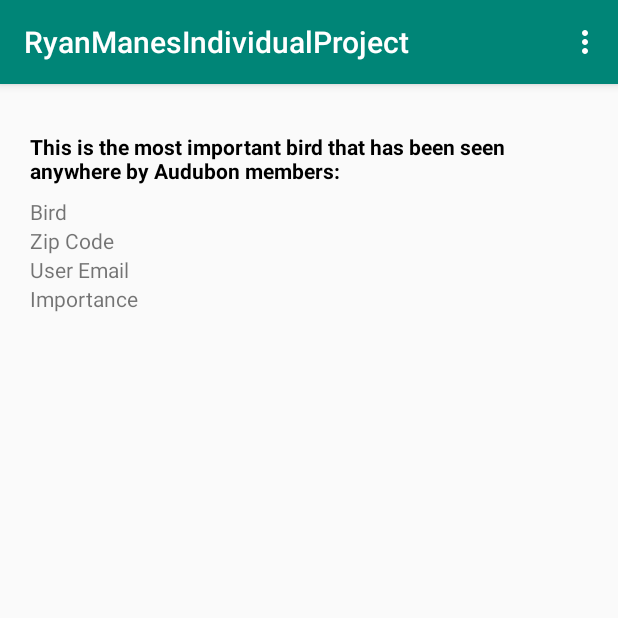
After one commit to rmanesumich/RyanManesIndividualProject, an Android app: the MostImportant screen opened directly, with no data from a screen before it, on a phone screen of 412 x 824 dp, the top half of it. The commit adds this screen. Run offline under Robolectric (Android 15) with nearby library versions, the phone set to English and light mode, and no system bars; our stand-ins replace Firebase (no records; nobody signed in at launch, a user with empty details on screens opened directly).

Commit message:
Added In-Class portion of code -Check if Zip Code is empty in Search Screen -Added MostImportant activity

```diff
--- a/app/src/main/AndroidManifest.xml
+++ b/app/src/main/AndroidManifest.xml
@@ -9,7 +9,8 @@
         android:roundIcon="@mipmap/ic_launcher_round"
         android:supportsRtl="true"
         android:theme="@style/AppTheme">
-        <activity android:name=".Search"></activity>
+        <activity android:name=".MostImportant"></activity>
+        <activity android:name=".Search" />
         <activity android:name=".Report" />
         <activity android:name=".MainActivity">
             <intent-filter>
--- a/app/src/main/java/com/example/ryanmanesindividualproject/MainActivity.java
+++ b/app/src/main/java/com/example/ryanmanesindividualproject/MainActivity.java
@@ -77,7 +77,7 @@ public class MainActivity extends AppCompatActivity implements View.OnClickListe
                             if (task.isSuccessful()) {
                                 // Sign in success, update UI with the signed-in user's information
                                 Toast.makeText(MainActivity.this, "Login Successful", LENGTH_SHORT).show();
-                                openReport();
+                                openMostImportant();
                             } else {
                                 // If sign in fails, display a message to the user.
                                 Toast.makeText(MainActivity.this, "Login Failed", LENGTH_SHORT).show();
@@ -88,8 +88,8 @@ public class MainActivity extends AppCompatActivity implements View.OnClickListe
                     });
         }
     }
-    public void openReport() {
-        Intent intent = new Intent(this, Report.class);
+    public void openMostImportant() {
+        Intent intent = new Intent(this, MostImportant.class);
         startActivity(intent);
     }
 }
--- /dev/null
+++ b/app/src/main/java/com/example/ryanmanesindividualproject/MostImportant.java
@@ -0,0 +1,121 @@
+package com.example.ryanmanesindividualproject;
+
+import androidx.annotation.NonNull;
+import androidx.annotation.Nullable;
+import androidx.appcompat.app.AppCompatActivity;
+
+import android.content.Intent;
+import android.os.Bundle;
+import android.view.Menu;
+import android.view.MenuInflater;
+import android.view.MenuItem;
+import android.widget.TextView;
+import android.widget.Toast;
+
+import com.google.firebase.auth.FirebaseAuth;
+import com.google.firebase.database.ChildEventListener;
+import com.google.firebase.database.DataSnapshot;
+import com.google.firebase.database.DatabaseError;
+import com.google.firebase.database.DatabaseReference;
+import com.google.firebase.database.FirebaseDatabase;
+
+public class MostImportant extends AppCompatActivity {
+
+    TextView textViewImpBird, textViewImpZip, textViewImpUserEmail, textViewImpImportance;
+
+    //Create Firebase authentication variable, which will store instance of currently logged-in user
+    private FirebaseAuth mAuth;
+
+    @Override
+    protected void onCreate(Bundle savedInstanceState) {
+        super.onCreate(savedInstanceState);
+        setContentView(R.layout.activity_most_important);
+
+        textViewImpBird = findViewById(R.id.textViewImpBird);
+        textViewImpZip = findViewById(R.id.textViewImpZip);
+        textViewImpUserEmail = findViewById(R.id.textViewImpUserEmail);
+        textViewImpImportance = findViewById(R.id.textViewImpImportance);
+
+        //Get instance of logged-in user to use for logging out
+        mAuth = FirebaseAuth.getInstance();
+
+        FirebaseDatabase database = FirebaseDatabase.getInstance();
+        final DatabaseReference myRef = database.getReference("Birds");
+
+        //Order ascending by "importance" property and use limitToLast(1) to pull most important bird from Firebase
+        myRef.orderByChild("importance").limitToLast(1).addChildEventListener(new ChildEventListener() {
+            @Override
+            public void onChildAdded(@NonNull DataSnapshot dataSnapshot, @Nullable String s) {
+                //Store most important bird object
+                Bird findBird = dataSnapshot.getValue(Bird.class);
+
+                //Pull properties off of bird object from Firebase
+                String findBirdName = findBird.birdName;
+                String findBirdZip = findBird.zip;
+                String findBirdUserEmail = findBird.email;
+                Integer findBirdImportance = findBird.importance;
+
+                //Update textViews to reflect Firebase values
+                textViewImpBird.setText("Bird: "+findBirdName);
+                textViewImpZip.setText("Zip Code: "+findBirdZip);
+                textViewImpUserEmail.setText("Member Email: "+findBirdUserEmail);
+
+                //Need to convert "Importance" integer to a String so I can concatenate it
+                String stringImportance = String.valueOf(findBirdImportance);
+                textViewImpImportance.setText("Importance Value: "+stringImportance);
+            }
+
+            @Override
+            public void onChildChanged(@NonNull DataSnapshot dataSnapshot, @Nullable String s) {
+
+            }
+
+            @Override
+            public void onChildRemoved(@NonNull DataSnapshot dataSnapshot) {
+
+            }
+
+            @Override
+            public void onChildMoved(@NonNull DataSnapshot dataSnapshot, @Nullable String s) {
+
+            }
+
+            @Override
+            public void onCancelled(@NonNull DatabaseError databaseError) {
+
+            }
+        });
+    }
+
+    @Override
+    public boolean onCreateOptionsMenu(Menu menu) {
+        MenuInflater inflater = getMenuInflater();
+        inflater.inflate(R.menu.mainmenu, menu);
+        return super.onCreateOptionsMenu(menu);
+    }
+
+    @Override
+    public boolean onOptionsItemSelected(@NonNull MenuItem item) {
+
+        if (item.getItemId() == R.id.itemReport) {
+            Intent HomeIntent = new Intent(this, Report.class);
+            startActivity(HomeIntent);
+        } else if (item.getItemId() == R.id.itemSearch){
+            Intent SettingsIntent = new Intent(this, Search.class);
+            startActivity(SettingsIntent);
+        } else if (item.getItemId() == R.id.itemMostImportant){
+            Intent MostImportantIntent = new Intent(this, MostImportant.class);
+            startActivity(MostImportantIntent);
+        } else if (item.getItemId() == R.id.itemLogout){
+            Toast.makeText(this, "Logout", Toast.LENGTH_SHORT).show();
+
+            //Log out current user
+            mAuth.signOut();
+
+            //Redirect to MainActivity, which is the login screen
+            Intent mainIntent = new Intent(this, MainActivity.class);
+            startActivity(mainIntent);
+        }
+        return super.onOptionsItemSelected(item);
+    }
+}
--- a/app/src/main/java/com/example/ryanmanesindividualproject/Report.java
+++ b/app/src/main/java/com/example/ryanmanesindividualproject/Report.java
@@ -55,6 +55,9 @@ public class Report extends AppCompatActivity implements View.OnClickListener {
         } else if (item.getItemId() == R.id.itemSearch){
             Intent SettingsIntent = new Intent(this, Search.class);
             startActivity(SettingsIntent);
+        } else if (item.getItemId() == R.id.itemMostImportant){
+            Intent MostImportantIntent = new Intent(this, MostImportant.class);
+            startActivity(MostImportantIntent);
         } else if (item.getItemId() == R.id.itemLogout){
             Toast.makeText(this, "Logout", Toast.LENGTH_SHORT).show();
             mAuth.signOut();
--- /dev/null
+++ b/app/src/main/res/layout/activity_most_important.xml
@@ -0,0 +1,67 @@
+<?xml version="1.0" encoding="utf-8"?>
+<androidx.constraintlayout.widget.ConstraintLayout xmlns:android="http://schemas.android.com/apk/res/android"
+    xmlns:app="http://schemas.android.com/apk/res-auto"
+    xmlns:tools="http://schemas.android.com/tools"
+    android:layout_width="match_parent"
+    android:layout_height="match_parent"
+    tools:context=".MostImportant">
+
+    <TextView
+        android:id="@+id/textViewImportantTitle"
+        android:layout_width="match_parent"
+        android:layout_height="wrap_content"
+        android:layout_marginTop="32dp"
+        android:paddingHorizontal="20dp"
+        android:text="This is the most important bird that has been seen anywhere by Audubon members:"
+        android:textColor="#000000"
+        android:textStyle="bold"
+        app:layout_constraintEnd_toEndOf="parent"
+        app:layout_constraintHorizontal_bias="0.5"
+        app:layout_constraintStart_toStartOf="parent"
+        app:layout_constraintTop_toTopOf="parent" />
+
+    <TextView
+        android:id="@+id/textViewImpBird"
+        android:layout_width="match_parent"
+        android:layout_height="wrap_content"
+        android:layout_marginTop="8dp"
+        android:paddingHorizontal="20dp"
+        android:text="Bird"
+        app:layout_constraintEnd_toEndOf="parent"
+        app:layout_constraintHorizontal_bias="0.5"
+        app:layout_constraintStart_toStartOf="parent"
+        app:layout_constraintTop_toBottomOf="@+id/textViewImportantTitle" />
+
+    <TextView
+        android:id="@+id/textViewImpZip"
+        android:layout_width="match_parent"
+        android:layout_height="wrap_content"
+        android:paddingHorizontal="20dp"
+        android:text="Zip Code"
+        app:layout_constraintEnd_toEndOf="parent"
+        app:layout_constraintHorizontal_bias="0.5"
+        app:layout_constraintStart_toStartOf="parent"
+        app:layout_constraintTop_toBottomOf="@+id/textViewImpBird" />
+
+    <TextView
+        android:id="@+id/textViewImpUserEmail"
+        android:layout_width="match_parent"
+        android:layout_height="wrap_content"
+        android:paddingHorizontal="20dp"
+        android:text="User Email"
+        app:layout_constraintEnd_toEndOf="parent"
+        app:layout_constraintHorizontal_bias="0.5"
+        app:layout_constraintStart_toStartOf="parent"
+        app:layout_constraintTop_toBottomOf="@+id/textViewImpZip" />
+
+    <TextView
+        android:id="@+id/textViewImpImportance"
+        android:layout_width="match_parent"
+        android:layout_height="wrap_content"
+        android:paddingHorizontal="20dp"
+        android:text="Importance"
+        app:layout_constraintEnd_toEndOf="parent"
+        app:layout_constraintHorizontal_bias="0.5"
+        app:layout_constraintStart_toStartOf="parent"
+        app:layout_constraintTop_toBottomOf="@+id/textViewImpUserEmail" />
+</androidx.constraintlayout.widget.ConstraintLayout>
--- a/app/src/main/res/menu/mainmenu.xml
+++ b/app/src/main/res/menu/mainmenu.xml
@@ -9,6 +9,9 @@
         android:id="@+id/itemSearch"
         android:title="Search" />
     <item
+        android:id="@+id/itemMostImportant"
+        android:title="Most Important" />
+    <item
         android:id="@+id/itemLogout"
         android:title="Logout" />
 </menu>
```
Also changed, not shown: app/src/main/java/com/example/ryanmanesindividualproject/Search.java (+15 -5 lines).
